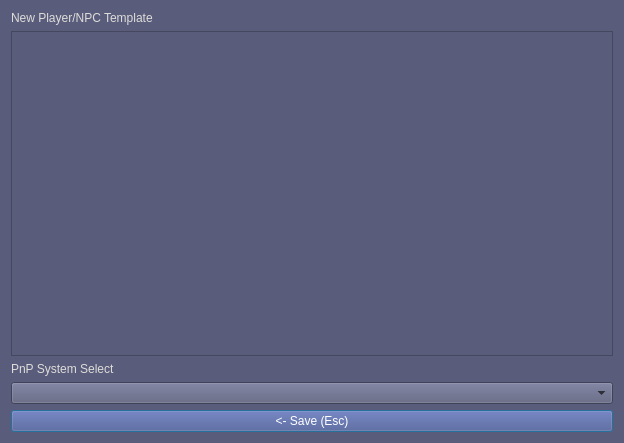
This is ui_files/Settings_Dialog.ui in nogasgofast/Adventure_Wrench as Qt 5 draws it before an edit. The edited form follows.
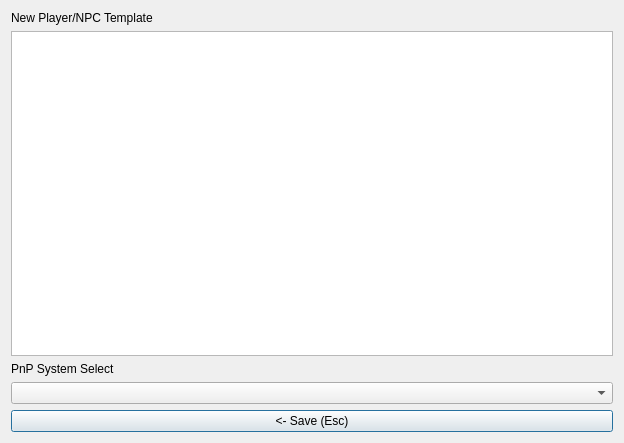
This is the edited form.

Patch:
```diff
--- a/ui_files/Settings_Dialog.ui
+++ b/ui_files/Settings_Dialog.ui
@@ -17,44 +17,7 @@
    <string>Settings</string>
   </property>
   <property name="styleSheet">
-   <string notr="true">QWidget {
-  color: black;
-  background-color: rgb(89, 92, 123);
-}
-
-QListWidget QTreeWidget{
-   color: #000;
-   selection-color: #FFF;
-   selection-background-color: #55A;
-}
-
-QListWidget::item:selected:!active{
-   color: #000;
-   selection-color: #FFF;
-   selection-background-color: #55A;
-}
-
-QTreeWidget::item:selected:!active{
-   color: #000;
-   selection-color: #FFF;
-   selection-background-color: #55A;
-}
-
-
-QToolTip {
-	border: 5px solid orange;
-	background-color: #39537d;
-    color: #FFF;
-}
-
-QLabel {
-color: rgb(222, 221, 218);
-}
-
-QPushButton {
-background-color: rgb(75, 82, 143);
-color: white;
-}</string>
+   <string notr="true"/>
   </property>
   <layout class="QVBoxLayout" name="verticalLayout">
    <item>
@@ -67,52 +30,7 @@
    <item>
     <widget class="QPlainTextEdit" name="plainTextEdit_template">
      <property name="styleSheet">
-      <string notr="true">QWidget {
-  color: black;
-  background-color: rgb(89, 92, 123);
-}
-
-QListWidget QTreeWidget{
-   color: #000;
-   selection-color: #FFF;
-   selection-background-color: #55A;
-}
-
-QListWidget::item:selected:!active{
-   color: #000;
-   selection-color: #FFF;
-   selection-background-color: #55A;
-}
-
-QTreeWidget::item:selected:!active{
-   color: #000;
-   selection-color: #FFF;
-   selection-background-color: #55A;
-}
-
-
-QToolTip {
-	border: 3px solid gray;
-	background-color: #39537d;
-    color: #FFF;
-}
-
-QLabel {
-color: rgb(222, 221, 218);
-}
-
-QPushButton {
-background-color: rgb(75, 82, 143);
-color: white;
-padding: 5px;
-border-color: rgb(75, 82, 143);
-border-width: 2px;
-border-radius: 5px;
-}
-
-QPushButton:pressed {
-    background-color: rgb(55, 62, 123);
-}</string>
+      <string notr="true"/>
      </property>
     </widget>
    </item>
```
